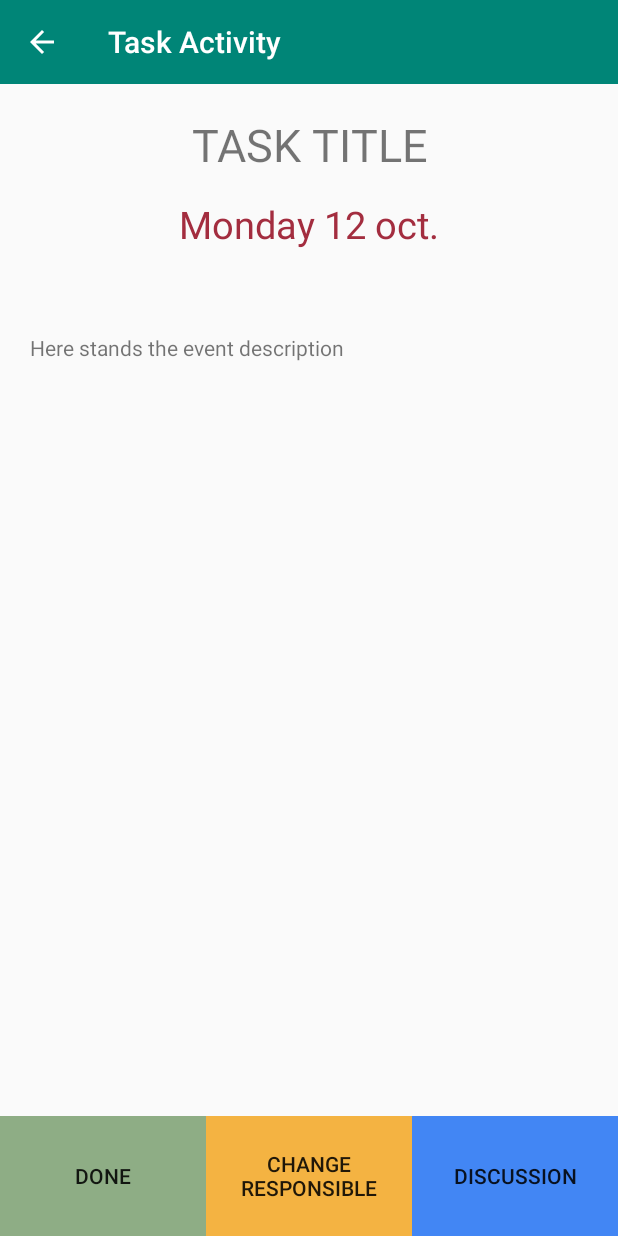
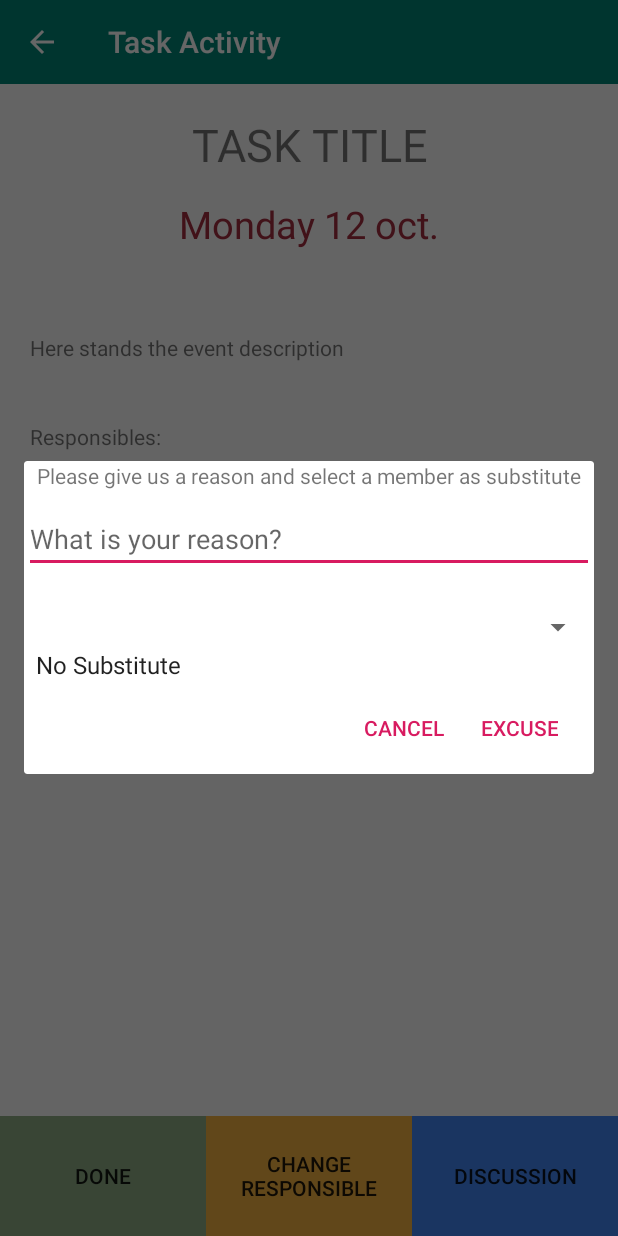
Before and after one commit to GriffinBabe/LBG-Manager, an Android app: the TaskActivity screen opened directly, with no data from a screen before it, after a tap on an icon or button, on a phone screen of 412 x 824 dp. Run offline under Robolectric (Android 15) with nearby library versions, the phone set to English and light mode, and no system bars; 9 statements that could not run were skipped.

Commit message:
Finished Dodge Dialog Starting Event Fragments

```diff
--- a/app/src/main/java/com/example/LBGManager/DodgeDialog.java
+++ b/app/src/main/java/com/example/LBGManager/DodgeDialog.java
@@ -7,12 +7,32 @@ import android.os.Bundle;
 import android.support.annotation.NonNull;
 import android.support.annotation.Nullable;
 import android.support.v4.app.DialogFragment;
+import android.text.TextUtils;
 import android.view.LayoutInflater;
+import android.widget.ArrayAdapter;
+import android.widget.EditText;
 import android.widget.Spinner;
+import android.widget.TextView;
+import android.widget.Button;
+import com.example.LBGManager.Model.LBG;
+import com.example.LBGManager.Model.Task;
+import android.view.View;
+
+import java.security.AllPermission;
+import java.util.ArrayList;
+import java.util.List;
 
 public class DodgeDialog extends DialogFragment {
 
     private Spinner spinner;
+    private EditText editText;
+    private TextView textView;
+    private List<String> members_ids;
+    private List<String> members_names;
+    private String event_id;
+    private String task_id;
+
+    private View view;
 
     @NonNull
     @Override
@@ -21,23 +41,82 @@ public class DodgeDialog extends DialogFragment {
         LayoutInflater inflater = requireActivity().getLayoutInflater();
 
         // Pass null as parent view as it's a dialog
-        builder.setView(inflater.inflate(R.layout.dodge_dialog,null));
-        builder.setPositiveButton("Excuse", new DialogInterface.OnClickListener() {
+        view = inflater.inflate(R.layout.dodge_dialog, null);
+        builder.setView(view);
+
+        // We create the dialog
+        AlertDialog alertDialog = builder.create();
+        // As the dialog positive button trigger two OnClickListener methods. One is from DialogInterface, that we
+        // nullify here and the other that we define in this DodgeDialog.onResume() method
+        alertDialog.setButton(AlertDialog.BUTTON_NEGATIVE, "Cancel", (DialogInterface.OnClickListener) null);
+        alertDialog.setButton(AlertDialog.BUTTON_POSITIVE, "Excuse", (DialogInterface.OnClickListener) null);
+
+        editText = (EditText) view.findViewById(R.id.dodge_dialog_reason);
+        textView = (TextView) view.findViewById(R.id.dodge_dialog_text);
+
+        // Takes the activity so we can get the event id
+        TaskActivity task_activity = (TaskActivity) getActivity();
+        Task task = task_activity.getTask();
+
+        // Registers the id so we can get the members ids and names and also make a request
+        task_id = task.getId();
+        event_id = task.getEvent_id();
+
+
+
+        spinner = (Spinner) view.findViewById(R.id.dodge_dialog_spinner);
+
+        // Initiates the names and ids arrays and gives the
+        members_ids = new ArrayList<>();
+        members_names = new ArrayList<>();
+        members_ids.add("0");
+        members_names.add("No Substitute");
+
+        // Gather all members names and member_ids
+
+        /*
+        members_ids.addAll(LBG.getAllMembersFromEventId(event_id));
+        for (String id : members_ids) {
+            members_names.add(LBG.getMemberById(id).getName());
+        }*/
+
+        //Creates the spinner adapter and puts into it every Members
+        ArrayAdapter<String> adapter = new ArrayAdapter<String>
+                (getActivity(), android.R.layout.simple_spinner_item, members_names);
+
+        adapter.setDropDownViewResource(android.R.layout.simple_spinner_dropdown_item);
+        spinner.setAdapter(adapter);
+
+
+
+        return alertDialog;
+    }
+
+    // Little trick to prevent the positive button to close the dialog automatically
+    @Override
+    public void onResume() {
+        super.onResume();
+        AlertDialog alertDialog = (AlertDialog) getDialog();
+        Button positiveButton = alertDialog.getButton(AlertDialog.BUTTON_POSITIVE);
+        positiveButton.setOnClickListener(new View.OnClickListener() {
             @Override
-            public void onClick(DialogInterface dialog, int which) {
-                // TODO: Sends the dodge request
+            public void onClick(View v) {
+                if (TextUtils.isEmpty(editText.getText().toString())) {
+                    textView.setText("Please give a reason.");
+                    textView.setTextColor(getResources().getColor(R.color.red));
+                } else {
+                    // TODO: Sends the dodge request
+                }
             }
         });
-        builder.setNegativeButton("Cancer", new DialogInterface.OnClickListener() {
+
+        Button negativeButton = alertDialog.getButton(AlertDialog.BUTTON_NEGATIVE);
+        negativeButton.setOnClickListener(new View.OnClickListener() {
             @Override
-            public void onClick(DialogInterface dialog, int which) {
+            public void onClick(View v) {
                 // Closes the dialog
                 DodgeDialog.this.getDialog().cancel();
             }
         });
-
-        spinner = (Spinner) getView().findViewById(R.id.dodge_dialog_spinner);
-
-        return builder.create();
     }
 }
--- a/app/src/main/java/com/example/LBGManager/Model/Event.java
+++ b/app/src/main/java/com/example/LBGManager/Model/Event.java
@@ -57,4 +57,7 @@ public class Event {
         }
     }
 
+    public List<String> getOrganisers_ids() {
+        return organisers_ids;
+    }
 }
--- a/app/src/main/java/com/example/LBGManager/TaskActivity.java
+++ b/app/src/main/java/com/example/LBGManager/TaskActivity.java
@@ -20,6 +20,7 @@ public class TaskActivity extends AppCompatActivity {
     private TextView task_title;
     private TextView task_deadline;
     private TextView task_description;
+    private TextView task_responsibles;
     private Button done_button;
     private Button dodge_button;
     private Button discussion_button;
@@ -44,6 +45,7 @@ public class TaskActivity extends AppCompatActivity {
         task_title = (TextView) findViewById(R.id.task_title);
         task_deadline = (TextView) findViewById(R.id.task_deadline);
         task_description = (TextView) findViewById(R.id.task_description);
+        task_responsibles = (TextView) findViewById(R.id.task_responsibles);
 
         done_button = (Button) findViewById(R.id.task_done_button);
         dodge_button = (Button) findViewById(R.id.task_dodge_button);
@@ -62,6 +64,8 @@ public class TaskActivity extends AppCompatActivity {
             public void onClick(View v) {
                 // TODO: create the dodge interface
                 System.out.println("Dodge button on click");
+                DodgeDialog dodgeDialog = new DodgeDialog();
+                dodgeDialog.show(getSupportFragmentManager().beginTransaction(), "dialog");
             }
         });
 
@@ -81,6 +85,14 @@ public class TaskActivity extends AppCompatActivity {
         task_deadline.setText("Monday 12 oct."); //TODO:Set deadline with java date
         task_deadline.setText(task.getDeadline().toString());
         task_description.setText(task.getDescription());
+
+        String total_responisbles_names = "";
+        for (String member_id : task.getResponsibles()) {
+            String name = LBG.getMemberById(member_id).getName();
+            total_responisbles_names = total_responisbles_names.concat(name);
+        }
+        String final_names = "Responsibles: "+total_responisbles_names;
+        task_responsibles.setText(final_names);
     }
 
     @Override
@@ -92,4 +104,8 @@ public class TaskActivity extends AppCompatActivity {
 
         return super.onOptionsItemSelected(item);
     }
+
+    public Task getTask() {
+        return task;
+    }
 }
--- a/app/src/main/res/layout/activity_task.xml
+++ b/app/src/main/res/layout/activity_task.xml
@@ -72,6 +72,15 @@
                       android:id="@+id/task_description"
             />
 
+            <TextView android:layout_width="match_parent"
+                      android:layout_height="wrap_content"
+                      android:layout_below="@+id/task_description"
+                      android:text="Responsibles: "
+                      android:paddingLeft="20dp"
+                      android:paddingTop="40dp"
+                      android:id="@+id/task_responsibles"
+                      />
+
         </RelativeLayout>
 
 
--- a/app/src/main/res/layout/events_fragment_layout.xml
+++ b/app/src/main/res/layout/events_fragment_layout.xml
@@ -7,6 +7,6 @@
     <android.support.v7.widget.RecyclerView
             android:layout_width="match_parent"
             android:layout_height="match_parent"
-            android:id="@+id/my_task_list"/>
+            android:id="@+id/my_events_list"/>
 
 </android.support.constraint.ConstraintLayout>
```
Also changed, not shown: app/src/main/java/com/example/LBGManager/EventsFragment.java (+20 -1 lines), app/src/main/java/com/example/LBGManager/Model/LBG.java (+30 -1 lines), app/src/main/java/com/example/LBGManager/Model/Task.java (+8 -8 lines), app/src/main/res/layout/event_list_cell.xml (added, +37 -0 lines).
